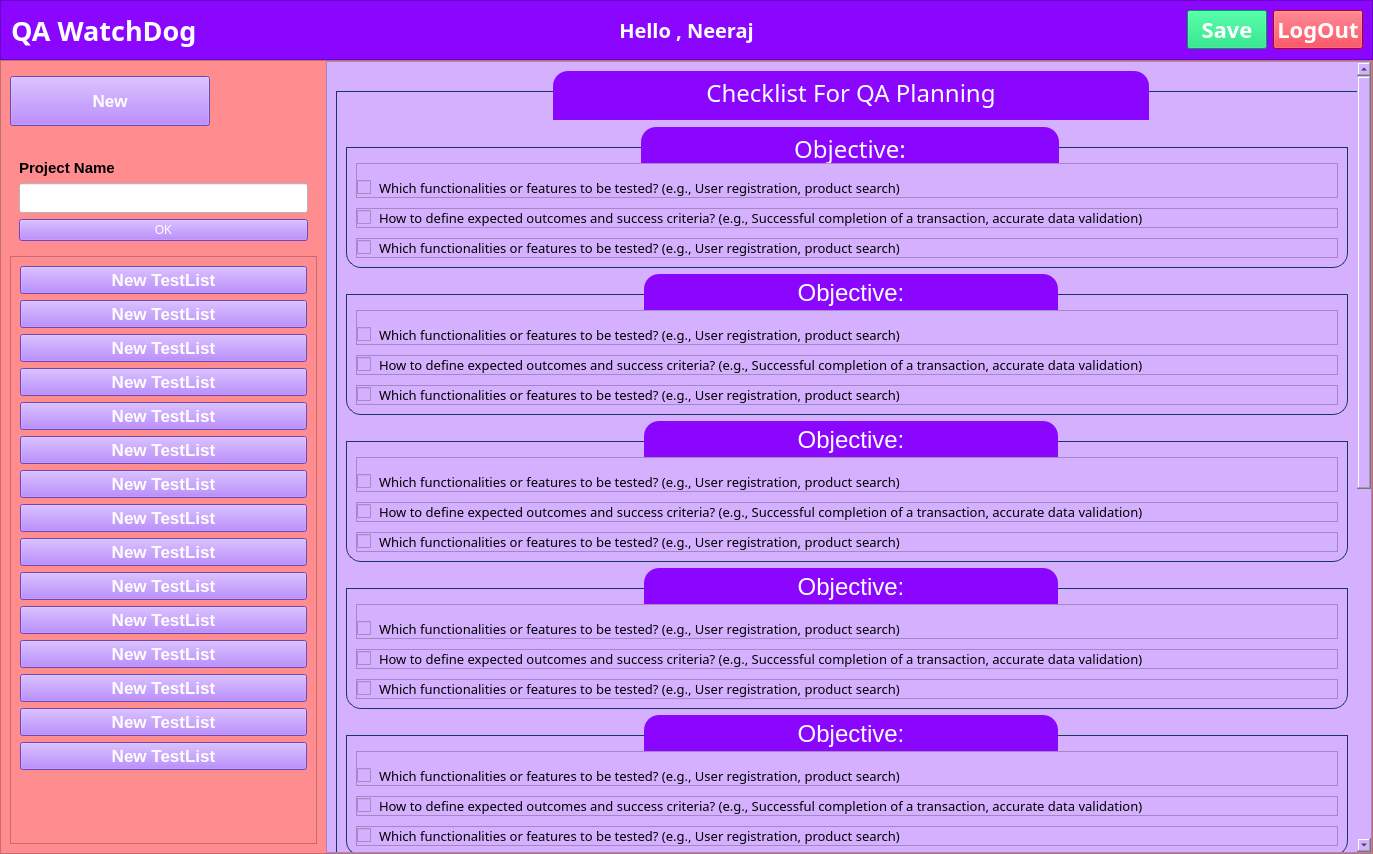
Above: resources/new.ui from neerajlovecyber/QA-WatchDog before the change. Below: the same form after it.
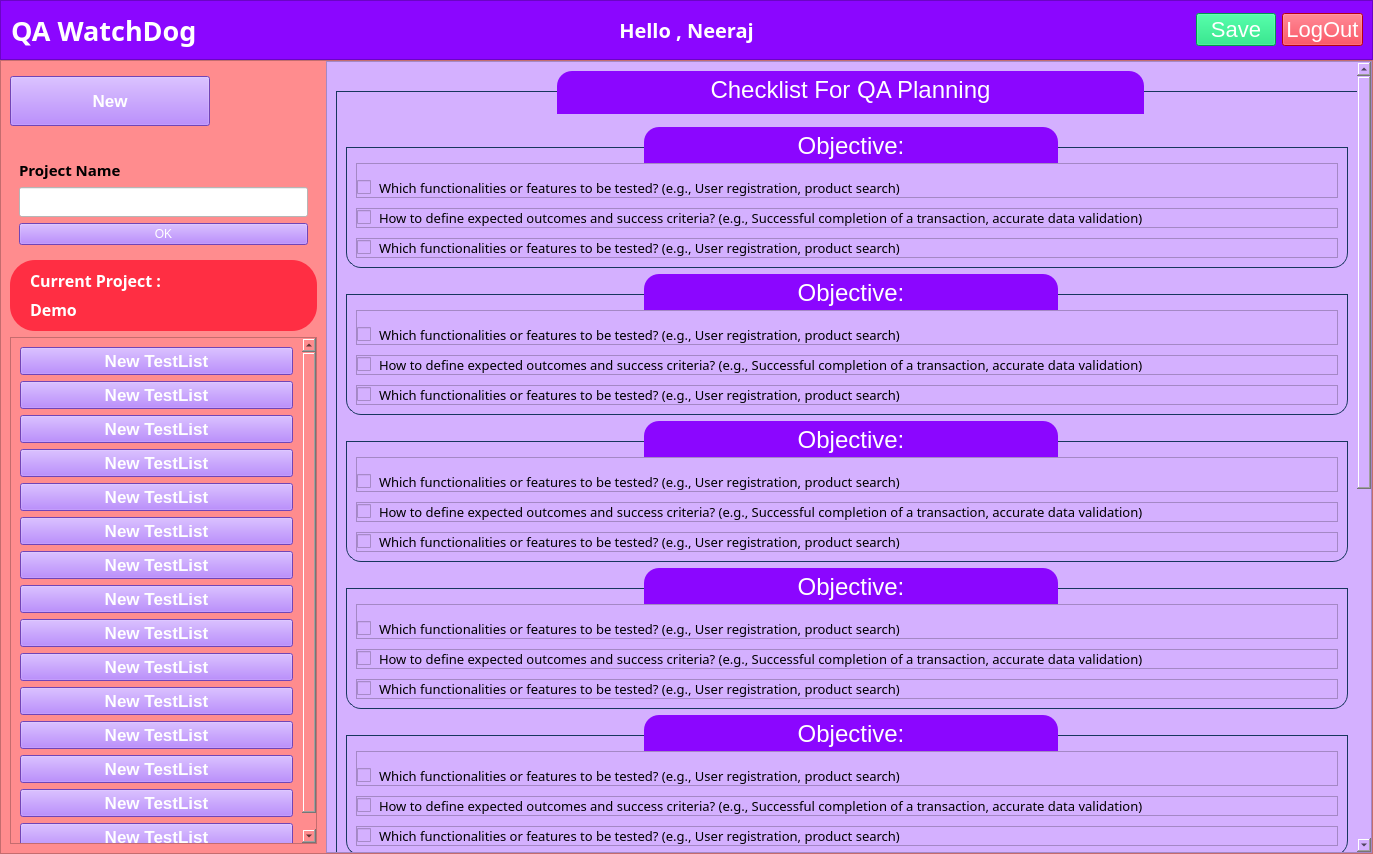
That is the form after the change. Icons and pictures are not drawn.

The edit to the form file:
```diff
--- a/resources/new.ui
+++ b/resources/new.ui
@@ -185,10 +185,7 @@
            <widget class="QPushButton" name="savebtn">
             <property name="font">
              <font>
-              <family>Arial Rounded MT Bold</family>
               <pointsize>-1</pointsize>
-              <weight>75</weight>
-              <bold>true</bold>
              </font>
             </property>
             <property name="styleSheet">
@@ -203,10 +200,7 @@
            <widget class="QPushButton" name="logout">
             <property name="font">
              <font>
-              <family>Arial Rounded MT Bold</family>
               <pointsize>-1</pointsize>
-              <weight>75</weight>
-              <bold>true</bold>
              </font>
             </property>
             <property name="styleSheet">
@@ -370,6 +364,7 @@
                  <widget class="QLabel" name="label_2">
                   <property name="font">
                    <font>
+                    <family>Arial Rounded MT Bold</family>
                     <pointsize>11</pointsize>
                     <weight>75</weight>
                     <bold>true</bold>
@@ -413,6 +408,69 @@
                </layout>
               </widget>
              </item>
+             <item>
+              <widget class="QFrame" name="frame_2">
+               <property name="styleSheet">
+                <string notr="true">background-color: rgb(255, 46, 67);
+border-radius:25px;
+color:white;</string>
+               </property>
+               <property name="frameShape">
+                <enum>QFrame::StyledPanel</enum>
+               </property>
+               <property name="frameShadow">
+                <enum>QFrame::Raised</enum>
+               </property>
+               <layout class="QVBoxLayout" name="verticalLayout_9">
+                <property name="leftMargin">
+                 <number>20</number>
+                </property>
+                <property name="rightMargin">
+                 <number>11</number>
+                </property>
+                <property name="bottomMargin">
+                 <number>10</number>
+                </property>
+                <item>
+                 <widget class="QLabel" name="label_3">
+                  <property name="font">
+                   <font>
+                    <family>Arial Rounded MT Bold</family>
+                    <pointsize>12</pointsize>
+                    <weight>75</weight>
+                    <bold>true</bold>
+                    <underline>false</underline>
+                   </font>
+                  </property>
+                  <property name="text">
+                   <string>Current Project :</string>
+                  </property>
+                 </widget>
+                </item>
+                <item>
+                 <widget class="QLabel" name="projectlabel">
+                  <property name="minimumSize">
+                   <size>
+                    <width>80</width>
+                    <height>0</height>
+                   </size>
+                  </property>
+                  <property name="font">
+                   <font>
+                    <family>Arial Rounded MT Bold</family>
+                    <pointsize>12</pointsize>
+                    <weight>75</weight>
+                    <bold>true</bold>
+                   </font>
+                  </property>
+                  <property name="text">
+                   <string>Demo</string>
+                  </property>
+                 </widget>
+                </item>
+               </layout>
+              </widget>
+             </item>
              <item>
               <widget class="QScrollArea" name="scrollArea">
                <property name="widgetResizable">
@@ -422,7 +480,7 @@
                 <property name="geometry">
                  <rect>
                   <x>0</x>
-                  <y>-102</y>
+                  <y>0</y>
                   <width>280</width>
                   <height>667</height>
                  </rect>
@@ -1083,7 +1141,7 @@
                  <property name="geometry">
                   <rect>
                    <x>0</x>
-                   <y>-924</y>
+                   <y>0</y>
                    <width>1023</width>
                    <height>1724</height>
                   </rect>
@@ -1105,7 +1163,6 @@
                     </property>
                     <property name="font">
                      <font>
-                      <family>Arial Rounded MT Bold</family>
                       <pointsize>-1</pointsize>
                      </font>
                     </property>
@@ -1141,7 +1198,6 @@
                        </property>
                        <property name="font">
                         <font>
-                         <family>Arial Rounded MT Bold</family>
                          <pointsize>-1</pointsize>
                         </font>
                        </property>
```
Left out of the diff: 2 changed lines with no effect on the pictures.
